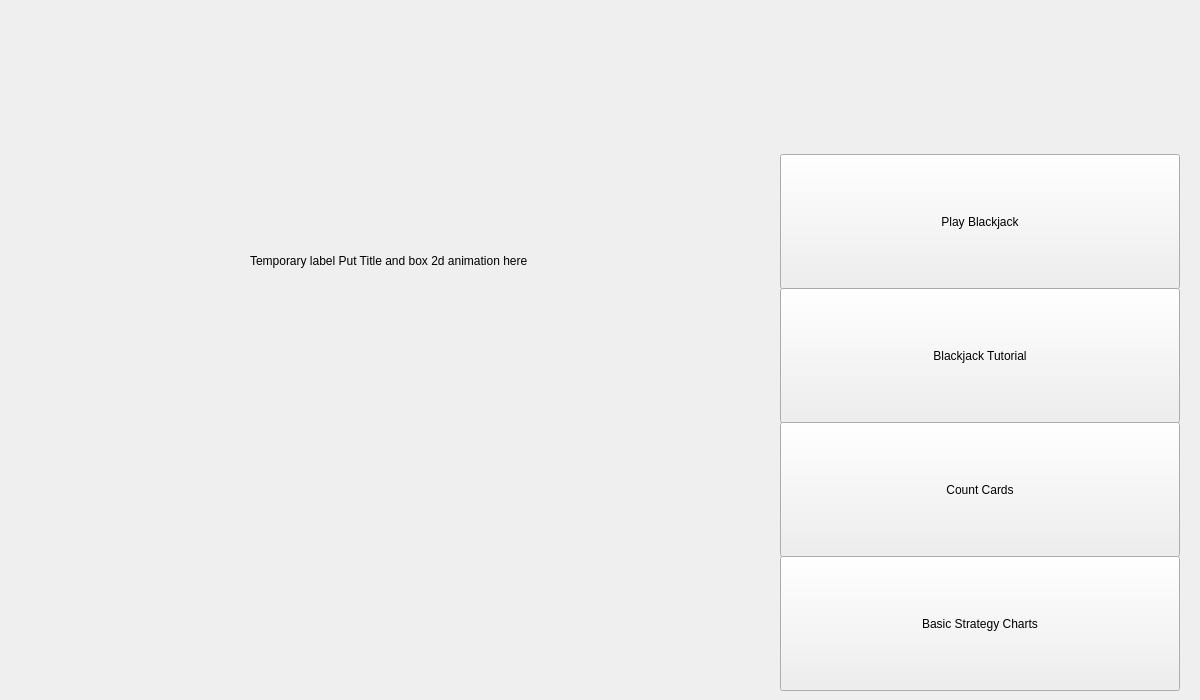
Before: the Qt Designer form CardCounter/mainwindow.ui in CalebStandfield/full-blackjack-game-engine-with-UI, drawn with Qt 5.
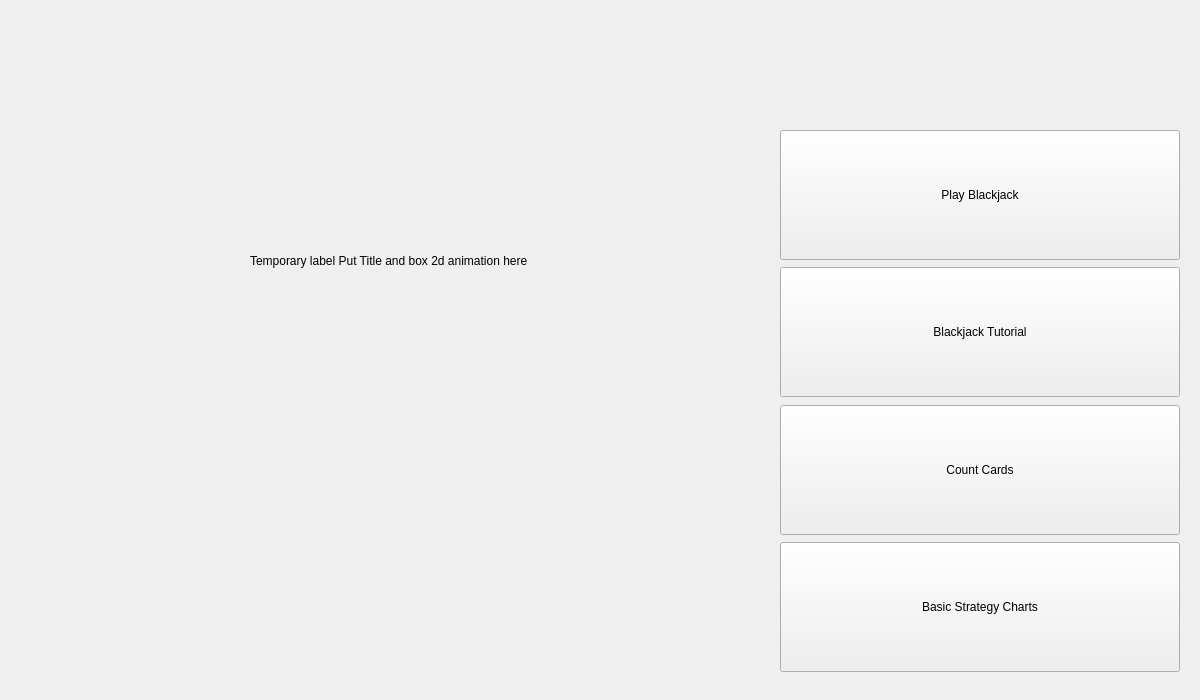
After: the same form once the commit is applied. The open tabs and pages were chosen to show the change.

Commit message:
slight adjustments of main window
Added in a black style for the menu, I maybe wanna try to add a wooden png to the background and really make it feel like its a board

```diff
--- a/CardCounter/mainwindow.ui
+++ b/CardCounter/mainwindow.ui
@@ -122,12 +122,12 @@
         <number>20</number>
        </property>
        <property name="bottomMargin">
-        <number>20</number>
+        <number>30</number>
        </property>
        <item>
         <widget class="QLabel" name="startMenuTitleCard">
          <property name="sizePolicy">
-          <sizepolicy hsizetype="Fixed" vsizetype="Minimum">
+          <sizepolicy hsizetype="Minimum" vsizetype="Minimum">
            <horstretch>0</horstretch>
            <verstretch>0</verstretch>
           </sizepolicy>
@@ -135,7 +135,13 @@
          <property name="minimumSize">
           <size>
            <width>400</width>
-           <height>135</height>
+           <height>100</height>
+          </size>
+         </property>
+         <property name="maximumSize">
+          <size>
+           <width>16777215</width>
+           <height>100</height>
           </size>
          </property>
          <property name="text">
@@ -154,7 +160,7 @@
          <property name="minimumSize">
           <size>
            <width>400</width>
-           <height>135</height>
+           <height>130</height>
           </size>
          </property>
          <property name="text">
@@ -173,7 +179,7 @@
          <property name="minimumSize">
           <size>
            <width>400</width>
-           <height>135</height>
+           <height>130</height>
           </size>
          </property>
          <property name="text">
@@ -192,7 +198,7 @@
          <property name="minimumSize">
           <size>
            <width>400</width>
-           <height>135</height>
+           <height>130</height>
           </size>
          </property>
          <property name="text">
@@ -211,7 +217,7 @@
          <property name="minimumSize">
           <size>
            <width>400</width>
-           <height>135</height>
+           <height>130</height>
           </size>
          </property>
          <property name="text">
```
Left out of the diff: 14 changed lines with no effect on the pictures. The commit also changes 2 other files.
